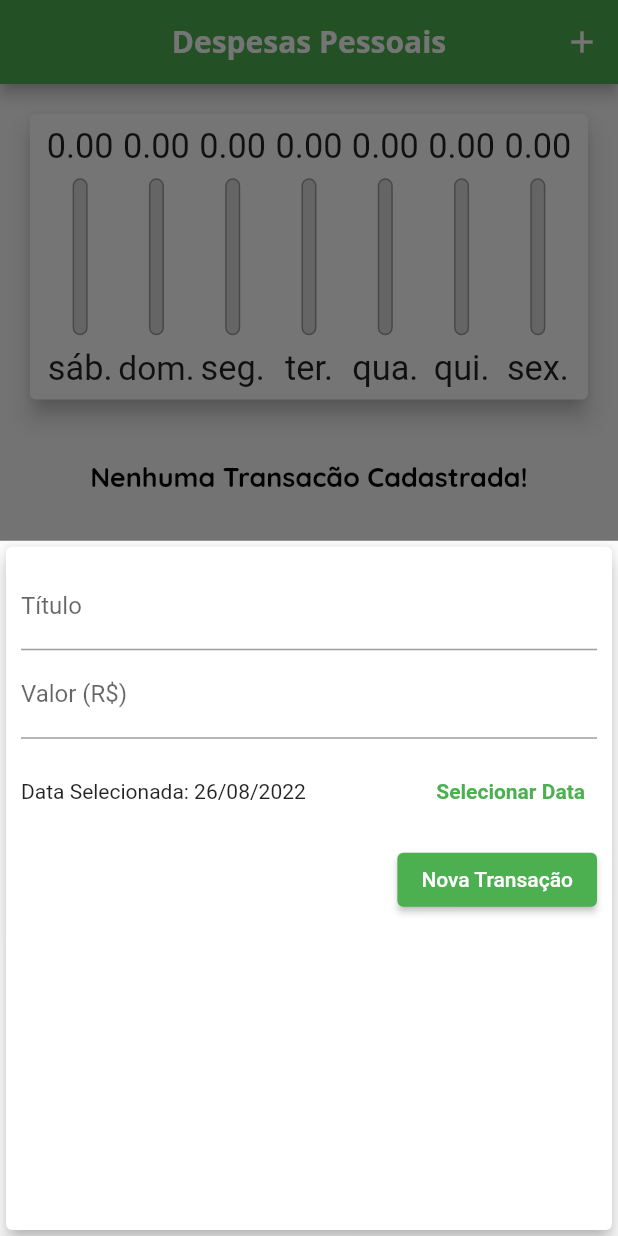
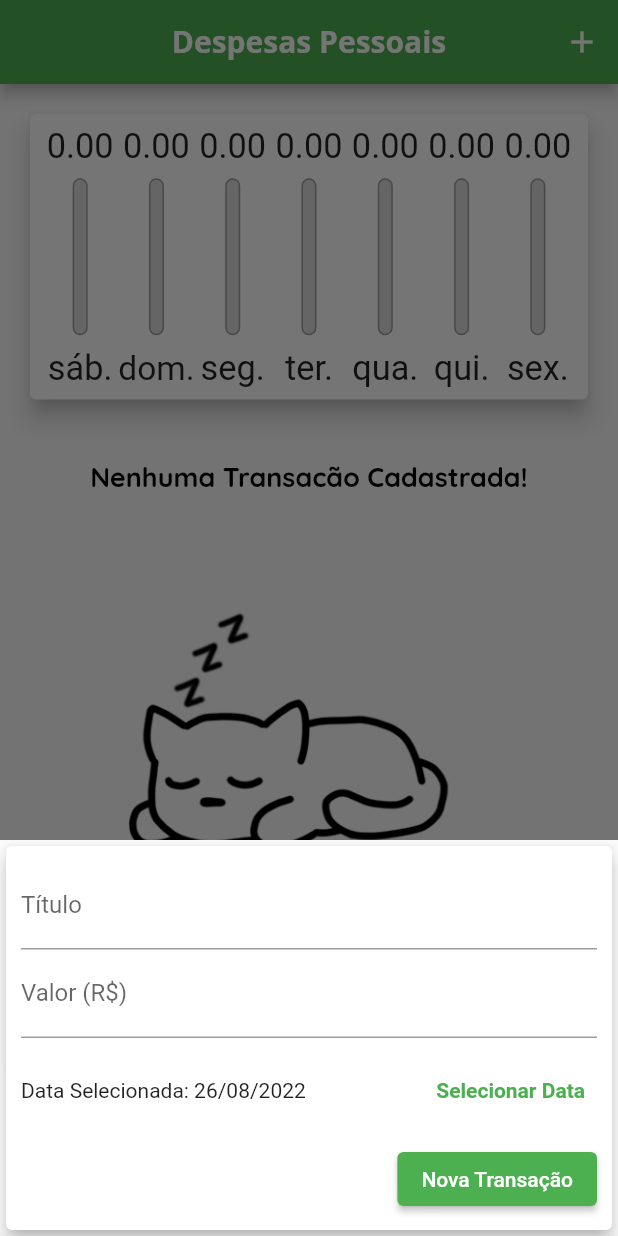
Before and after one commit to Fibler01/Personal-Expenses, a Flutter app: the screen it shows after launch, after a tap on the "add" icon, on a phone screen of 412 x 824 dp. Run offline on Flutter 3.47's test engine with Material 2 defaults, Android fonts, the phone set to English and light mode, and no system bars.

Commit message:
making app responsive part 2

```diff
--- a/lib/components/transaction_form.dart
+++ b/lib/components/transaction_form.dart
@@ -45,10 +45,16 @@ class TransactionForm extends StatefulWidget { /* precisa ser stateful p textedi
   }
   @override
   Widget build(BuildContext context) {
-    return Card(
+    return SingleChildScrollView(
+      child: Card(
               elevation: 5,
               child: Padding(
-                padding: const EdgeInsets.all(10),
+                padding: EdgeInsets.only(
+                  top: 10,
+                  right: 10,
+                  left: 10,
+                  bottom: 10 + MediaQuery.of(context).viewInsets.bottom, /* MediaQuery p descobrir tamanho do teclado */
+                ),
                 child: Column(
                   children: [
                     TextField(
@@ -107,6 +113,7 @@ class TransactionForm extends StatefulWidget { /* precisa ser stateful p textedi
                   ],
                 ),
               ),
-            );
+            ),
+    );
   }
 }
--- a/lib/main.dart
+++ b/lib/main.dart
@@ -123,7 +123,9 @@ class _MyHomePageState extends State<MyHomePage> {
 
   @override
   Widget build(BuildContext context) {
-    bool isLandscape = MediaQuery.of(context).orientation ==
+    final mediaQuery = MediaQuery.of(context);
+
+    bool isLandscape = mediaQuery.orientation ==
         Orientation.landscape; /* orientação paisagem */
 
     final appBar = AppBar(
@@ -145,9 +147,9 @@ class _MyHomePageState extends State<MyHomePage> {
 
         ]);
 
-    final availableHeight = MediaQuery.of(context).size.height -
+    final availableHeight = mediaQuery.size.height -
         appBar.preferredSize.height -
-        MediaQuery.of(context).padding.top;
+        mediaQuery.padding.top;
     /* vendo altura disponivel inicial descontando o appbar e barra de navegacao !IMPORTANT*/
     return Scaffold(
       appBar: appBar,
@@ -180,7 +182,7 @@ class _MyHomePageState extends State<MyHomePage> {
               if (!_showChart || !isLandscape)
                 Container(
                   child: TransactionList(_transactions, _removeTransaction),
-                  height: availableHeight * 0.70,
+                  height: availableHeight * (isLandscape ? 1 : 0.7),
                 ), /* pegando a altura disponivel, e pegando 60% dela */
             ]),
       ),
```
Also changed, not shown: lib/components/transaction_list.dart (+14 -4 lines).
